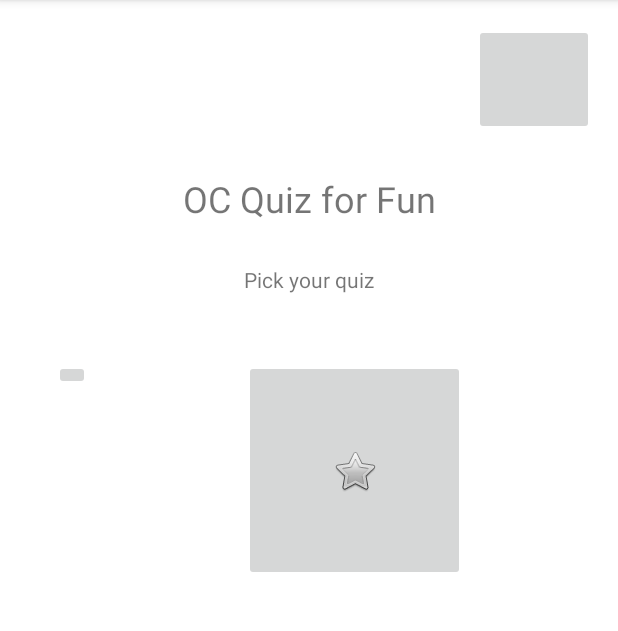
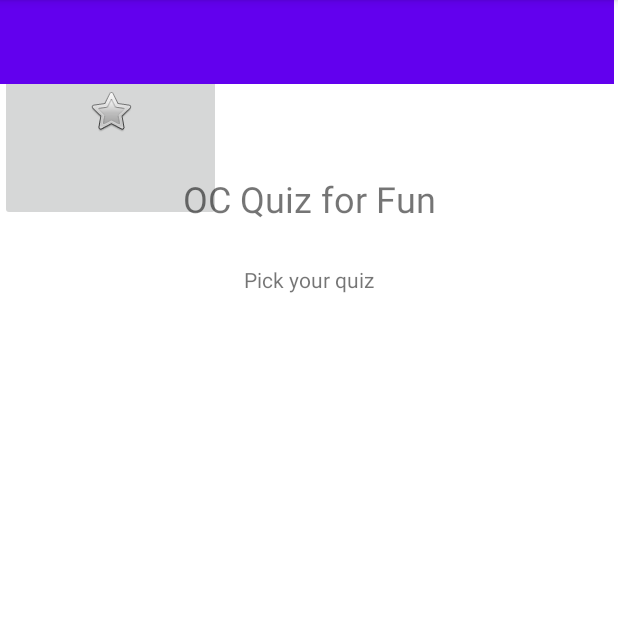
Before and after one commit to copespium/Assignment2, an Android app: the Menu screen opened directly, with no data from a screen before it, on a phone screen of 412 x 824 dp, the part 84-715 px from its top. Run offline under Robolectric (Android 15) with nearby library versions, the phone set to English and light mode, and no system bars.

Commit message:
Revert "Commit #4"
This reverts commit 6e63385e5d2179dd4891b856957c050fee6a0d17.

```diff
--- a/app/src/main/java/com/example/assignment2/MainActivity.java
+++ b/app/src/main/java/com/example/assignment2/MainActivity.java
@@ -33,7 +33,7 @@
             @Override
             public void run() {
                 // TODO Auto-generated method stub
-                Intent intent = new Intent(MainActivity.this, Menu.class);
+                Intent intent = new Intent(MainActivity.this, Home.class);
                 startActivity(intent);
                 finishscreen();
             }
--- a/app/src/main/res/layout/activity_menu.xml
+++ b/app/src/main/res/layout/activity_menu.xml
@@ -10,11 +10,9 @@
         android:id="@+id/imageButton3"
         android:layout_width="147dp"
         android:layout_height="147dp"
-        android:layout_marginTop="44dp"
         android:src="@android:drawable/btn_star"
-        app:layout_constraintEnd_toEndOf="parent"
-        app:layout_constraintStart_toEndOf="@+id/imageButton2"
-        app:layout_constraintTop_toBottomOf="@+id/pickText" />
+        tools:layout_editor_absoluteX="222dp"
+        tools:layout_editor_absoluteY="242dp" />
 
     <TextView
         android:id="@+id/MenuText"
@@ -38,28 +36,29 @@
         app:layout_constraintTop_toBottomOf="@+id/MenuText" />
 
     <ImageButton
-        android:id="@+id/avatarButton"
-        android:layout_width="80dp"
-        android:layout_height="74dp"
-        android:layout_marginTop="16dp"
-        android:adjustViewBounds="true"
-        android:scaleType="fitCenter"
-        app:layout_constraintBottom_toTopOf="@+id/MenuText"
-        app:layout_constraintEnd_toEndOf="parent"
-        app:layout_constraintHorizontal_bias="0.951"
-        app:layout_constraintStart_toStartOf="parent"
-        app:layout_constraintTop_toTopOf="parent"
-        app:layout_constraintVertical_bias="0.0"
-        tools:srcCompat="@drawable/avatar" />
+        android:id="@+id/imageButton"
+        android:layout_width="61dp"
+        android:layout_height="57dp"
+        tools:layout_editor_absoluteX="322dp"
+        tools:layout_editor_absoluteY="131dp"
+        tools:srcCompat="@tools:sample/avatars" />
 
     <ImageButton
         android:id="@+id/imageButton2"
         android:layout_width="wrap_content"
         android:layout_height="wrap_content"
-        android:layout_marginStart="36dp"
-        android:layout_marginTop="44dp"
-        app:layout_constraintStart_toStartOf="parent"
-        app:layout_constraintTop_toBottomOf="@+id/pickText"
+        tools:layout_editor_absoluteX="48dp"
+        tools:layout_editor_absoluteY="242dp"
         tools:srcCompat="@tools:sample/avatars" />
 
+    <com.google.android.material.appbar.MaterialToolbar
+        android:id="@+id/materialToolbar"
+        android:layout_width="409dp"
+        android:layout_height="wrap_content"
+        android:background="?attr/colorPrimary"
+        android:minHeight="?attr/actionBarSize"
+        android:theme="?attr/actionBarTheme"
+        tools:layout_editor_absoluteX="1dp"
+        tools:layout_editor_absoluteY="1dp" />
+
 </androidx.constraintlayout.widget.ConstraintLayout>
--- a/app/src/main/res/layout/activity_profile.xml
+++ b/app/src/main/res/layout/activity_profile.xml
@@ -50,4 +50,15 @@
         tools:layout_editor_absoluteX="218dp"
         tools:layout_editor_absoluteY="240dp" />
 
+    <ScrollView
+        android:layout_width="409dp"
+        android:layout_height="440dp"
+        tools:layout_editor_absoluteX="1dp"
+        tools:layout_editor_absoluteY="290dp">
+
+        <LinearLayout
+            android:layout_width="match_parent"
+            android:layout_height="wrap_content"
+            android:orientation="vertical" />
+    </ScrollView>
 </androidx.constraintlayout.widget.ConstraintLayout>
```
Also changed, not shown: app/src/main/res/drawable/avatar.png (deleted).
